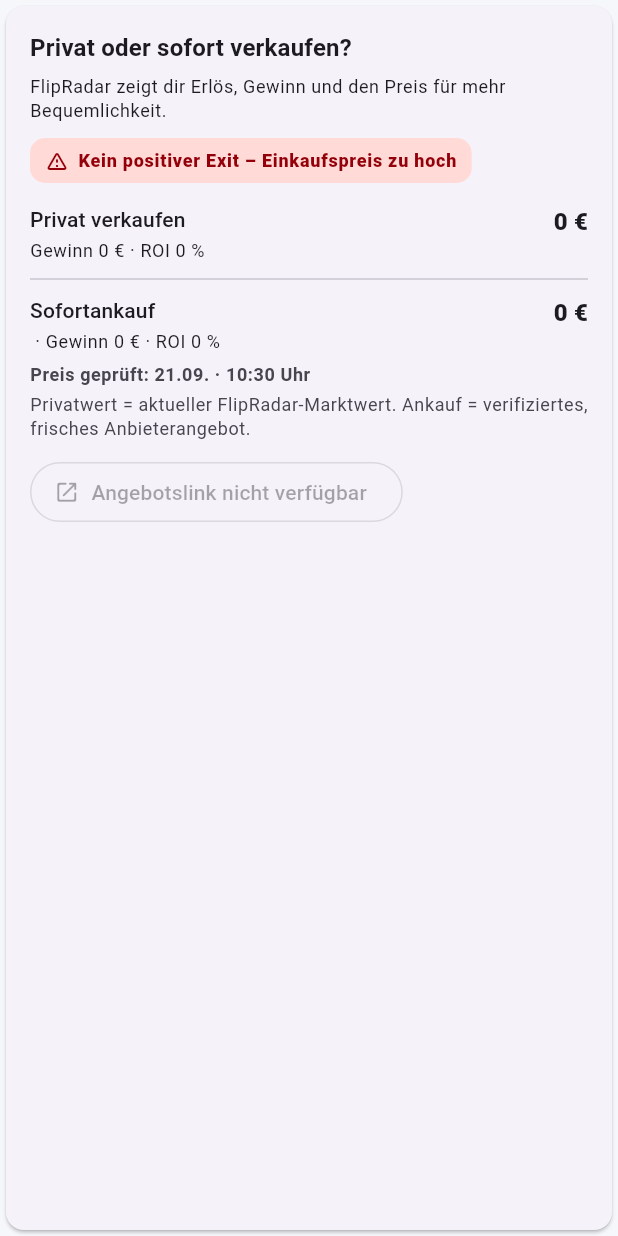
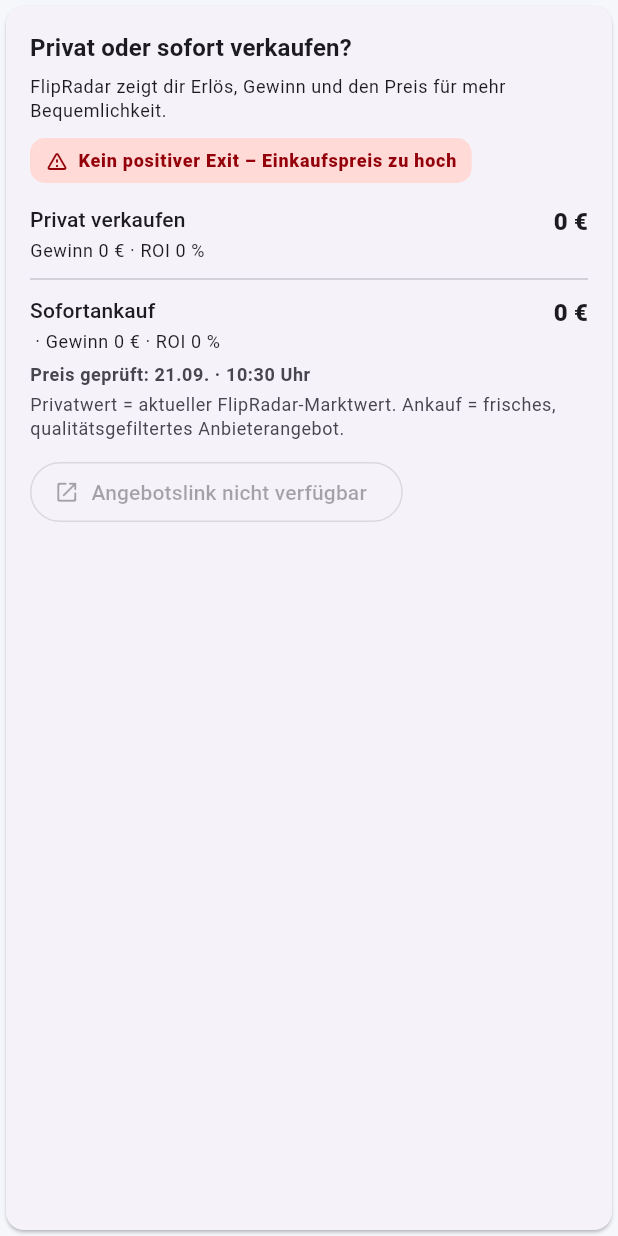
Before and after one commit to mediumfact7007/flipradar, a Flutter app: the BuybackComparisonCard widget shown alone on an empty page, opened directly with empty values, on a phone screen of 412 x 824 dp. Run offline on Flutter 3.47's test engine with Material 3 defaults, Android fonts, the phone set to English and light mode, and no system bars; our stand-ins replace google_mobile_ads, in_app_purchase, shared_preferences; missing offline and left inert: mobile_scanner, receive_sharing_intent; accounts and stored records are empty.

Commit message:
Clarify buyback price trust wording

```diff
--- a/lib/buyback_summary_card.dart
+++ b/lib/buyback_summary_card.dart
@@ -143,8 +143,8 @@
             const SizedBox(height: 4),
             Text(
               _de
-                  ? 'Privatwert = aktueller FlipRadar-Marktwert. Ankauf = verifiziertes, frisches Anbieterangebot.'
-                  : 'Private value = current FlipRadar market value. Buyback = verified, fresh provider offer.',
+                  ? 'Privatwert = aktueller FlipRadar-Marktwert. Ankauf = frisches, qualitätsgefiltertes Anbieterangebot.'
+                  : 'Private value = current FlipRadar market value. Buyback = fresh, quality-filtered provider offer.',
               style: theme.textTheme.bodySmall?.copyWith(color: theme.colorScheme.onSurfaceVariant),
             ),
             if (summary.offer.requiresInspection) ...[
```
